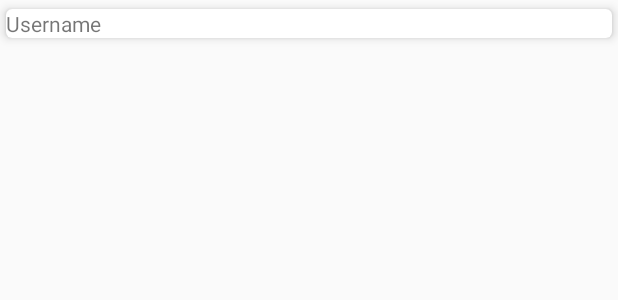
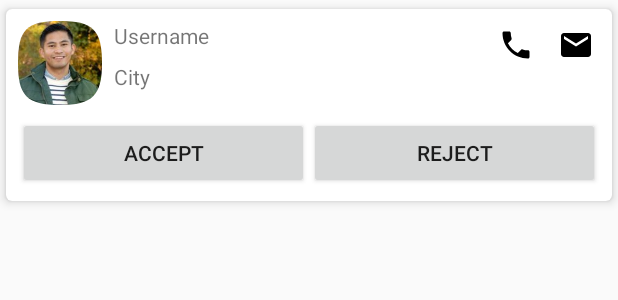
Before and after one commit to DroidLove/MatchesCard, an Android app: the layout item_matches_profile.xml on its own in the app's theme, with its tools: preview values and no code run, on a phone screen of 412 x 824 dp. Shown: the top 300 px of the screen. Run offline under Robolectric (Android 15) with nearby library versions, the phone set to English and light mode, and no system bars; network calls fail.

Commit message:
RecyclerView data setting to views and clicks

```diff
--- a/app/build.gradle
+++ b/app/build.gradle
@@ -12,7 +12,7 @@ android {
         targetSdkVersion 27
         versionCode 1
         versionName "1.0"
-        testInstrumentationRunner "android.support.test.runner.AndroidJUnitRunner"
+        vectorDrawables.useSupportLibrary = true
     }
     buildTypes {
         release {
@@ -36,4 +36,5 @@ dependencies {
     implementation 'io.reactivex.rxjava2:rxjava:2.1.8'
 
     implementation 'com.google.code.gson:gson:2.8.2'
+    implementation 'com.squareup.picasso:picasso:2.71828'
 }
--- a/app/src/main/java/inc/yoman/matchescard/ui/activity/MainActivity.kt
+++ b/app/src/main/java/inc/yoman/matchescard/ui/activity/MainActivity.kt
@@ -55,7 +55,7 @@ class MainActivity : AppCompatActivity() {
                 .observeOn(AndroidSchedulers.mainThread())
                 .subscribe({ result ->
                     progress_bar.visibility = View.GONE
-                        val adapterMatchesProfile = MatchesProfileAdapter(result)
+                        val adapterMatchesProfile = MatchesProfileAdapter(this,result)
                         recyclerView_matches_card.adapter = adapterMatchesProfile
                 }, { e -> AppUtils.logMe("Api Call error", e.toString())
                 })
--- a/app/src/main/java/inc/yoman/matchescard/ui/adapter/MatchesProfileAdapter.kt
+++ b/app/src/main/java/inc/yoman/matchescard/ui/adapter/MatchesProfileAdapter.kt
@@ -1,16 +1,19 @@
 package inc.yoman.matchescard.ui.adapter
 
+import android.app.Activity
 import android.support.v7.widget.RecyclerView
 import android.view.LayoutInflater
 import android.view.View
 import android.view.ViewGroup
 import inc.yoman.matchescard.R
 import inc.yoman.matchescard.model.MatchesProfileModel
+import inc.yoman.matchescard.utils.AppUtils
 import kotlinx.android.synthetic.main.item_matches_profile.view.*
 
-class MatchesProfileAdapter(data: List<MatchesProfileModel>) : RecyclerView.Adapter<MatchesProfileAdapter.MatchesProfileViewHolder>() {
+class MatchesProfileAdapter(activity: Activity, data: List<MatchesProfileModel>) : RecyclerView.Adapter<MatchesProfileAdapter.MatchesProfileViewHolder>() {
 
     private var data: List<MatchesProfileModel> = data
+    private var activity: Activity = activity
 
     override fun onCreateViewHolder(parent: ViewGroup, viewType: Int): MatchesProfileViewHolder {
         return MatchesProfileViewHolder(
@@ -21,7 +24,7 @@ class MatchesProfileAdapter(data: List<MatchesProfileModel>) : RecyclerView.Adap
 
     override fun getItemCount() = data.size
 
-    override fun onBindViewHolder(holder: MatchesProfileViewHolder, position: Int) = holder.bind(data[position])
+    override fun onBindViewHolder(holder: MatchesProfileViewHolder, position: Int) = holder.bind(activity, data[position])
 
 //    fun swapData(data: List<MatchesProfileModel>) {
 //        this.data = data
@@ -29,12 +32,17 @@ class MatchesProfileAdapter(data: List<MatchesProfileModel>) : RecyclerView.Adap
 //    }
 
     class MatchesProfileViewHolder(itemView: View) : RecyclerView.ViewHolder(itemView) {
-        fun bind(item: MatchesProfileModel) = with(itemView) {
-            // TODO: Bind the data with View
-            itemView.textView_username.text = item.dob
+        fun bind(activity: Activity, item: MatchesProfileModel) = with(itemView) {
+
+            itemView.textView_username.text = (item.name.title).capitalize() + " " + (item.name.first).capitalize() + " " + (item.name.last).capitalize()
+            itemView.textView_address.text = (item.location.city).capitalize() + ", " + (item.location.state).capitalize()
+
+           AppUtils.loadImageInImageView(item.picture.large,imageView_profile, item.gender)
 
             setOnClickListener {
-                // TODO: Handle on click
+
+                it.imageView_call.setOnClickListener { AppUtils.callIntent(activity, item.phone) }
+                it.imageView_email.setOnClickListener { AppUtils.sendEmail(activity, item.email) }
             }
         }
     }
--- a/app/src/main/java/inc/yoman/matchescard/utils/AppUtils.kt
+++ b/app/src/main/java/inc/yoman/matchescard/utils/AppUtils.kt
@@ -1,8 +1,17 @@
 package inc.yoman.matchescard.utils
 
+import android.app.Activity
 import android.content.Context
+import android.content.Intent
+import android.net.Uri
+import android.text.TextUtils
 import android.util.Log
+import android.widget.ImageView
 import android.widget.Toast
+import com.squareup.picasso.Picasso
+import inc.yoman.matchescard.R
+
+
 
 class AppUtils {
     companion object {
@@ -13,5 +22,32 @@ class AppUtils {
         fun toastMessage(mContext: Context, message: String) {
             Toast.makeText(mContext, message, Toast.LENGTH_LONG).show()
         }
+
+        fun loadImageInImageView(url : String, imageView : ImageView, gender: String) {
+            url?.let {
+                if(!TextUtils.isEmpty(it)) {
+                    if(TextUtils.equals("female", gender))
+                         Picasso.get().load(url).placeholder(R.drawable.placeholder_female).into(imageView)
+                    else
+                        Picasso.get().load(url).placeholder(R.drawable.placeholder_male).into(imageView)
+                }
+            }
+        }
+
+        fun callIntent(activity: Activity, number: String) {
+            if (!TextUtils.isEmpty(number)) {
+                val intent = Intent(Intent.ACTION_DIAL)
+                intent.data = Uri.parse("tel:$number")
+                activity.startActivity(intent)
+            } else {
+                toastMessage(activity, activity.getString(R.string.invalid_mobile_found))
+            }
+        }
+
+        fun sendEmail(activity: Activity,emailId: String){
+            val emailIntent = Intent(Intent.ACTION_SENDTO, Uri.fromParts(
+                    "mailto", emailId, null))
+            activity.startActivity(Intent.createChooser(emailIntent, "Send email"))
+        }
     }
 }
--- /dev/null
+++ b/app/src/main/java/inc/yoman/matchescard/utils/customview/ShapeImageView.java
@@ -0,0 +1,64 @@
+/*******************************************************************************
+ * Copyright 2016 stfalcon.com
+ * <p>
+ * Licensed under the Apache License, Version 2.0 (the "License");
+ * you may not use this file except in compliance with the License.
+ * You may obtain a copy of the License at
+ * <p>
+ * http://www.apache.org/licenses/LICENSE-2.0
+ * <p>
+ * Unless required by applicable law or agreed to in writing, software
+ * distributed under the License is distributed on an "AS IS" BASIS,
+ * WITHOUT WARRANTIES OR CONDITIONS OF ANY KIND, either express or implied.
+ * See the License for the specific language governing permissions and
+ * limitations under the License.
+ *******************************************************************************/
+
+package inc.yoman.matchescard.utils.customview;
+
+import android.content.Context;
+import android.graphics.Canvas;
+import android.graphics.Path;
+import android.support.v7.widget.AppCompatImageView;
+import android.util.AttributeSet;
+
+/**
+ * ImageView with mask what described with Bézier Curves
+ */
+
+public class ShapeImageView extends AppCompatImageView {
+    private Path path;
+
+    public ShapeImageView(Context context) {
+        super(context);
+    }
+
+    public ShapeImageView(Context context, AttributeSet attrs) {
+        super(context, attrs);
+    }
+
+    @Override
+    protected void onSizeChanged(int w, int h, int oldw, int oldh) {
+        super.onSizeChanged(w, h, oldw, oldh);
+        path = new Path();
+        float halfWidth = (float) w / 2f;
+        float firstParam = (float) w * 0.1f;
+        float secondParam = (float) w * 0.8875f;
+
+        //Bézier Curves
+        path.moveTo(halfWidth, (float) w);
+        path.cubicTo(firstParam, (float) w, 0, secondParam, 0, halfWidth);
+        path.cubicTo(0, firstParam, firstParam, 0, halfWidth, 0);
+        path.cubicTo(secondParam, 0, (float) w, firstParam, (float) w, halfWidth);
+        path.cubicTo((float) w, secondParam, secondParam, (float) w, halfWidth, (float) w);
+        path.close();
+    }
+
+    @Override
+    protected void onDraw(Canvas canvas) {
+        if (canvas != null) {
+            canvas.clipPath(path);
+            super.onDraw(canvas);
+        }
+    }
+}
--- /dev/null
+++ b/app/src/main/res/drawable/ic_call_black_24dp.xml
@@ -0,0 +1,9 @@
+<vector xmlns:android="http://schemas.android.com/apk/res/android"
+        android:width="24dp"
+        android:height="24dp"
+        android:viewportWidth="24.0"
+        android:viewportHeight="24.0">
+    <path
+        android:fillColor="#FF000000"
+        android:pathData="M6.62,10.79c1.44,2.83 3.76,5.14 6.59,6.59l2.2,-2.2c0.27,-0.27 0.67,-0.36 1.02,-0.24 1.12,0.37 2.33,0.57 3.57,0.57 0.55,0 1,0.45 1,1V20c0,0.55 -0.45,1 -1,1 -9.39,0 -17,-7.61 -17,-17 0,-0.55 0.45,-1 1,-1h3.5c0.55,0 1,0.45 1,1 0,1.25 0.2,2.45 0.57,3.57 0.11,0.35 0.03,0.74 -0.25,1.02l-2.2,2.2z"/>
+</vector>
--- /dev/null
+++ b/app/src/main/res/drawable/ic_email_black_24dp.xml
@@ -0,0 +1,5 @@
+<vector android:autoMirrored="true" android:height="24dp"
+    android:viewportHeight="24.0" android:viewportWidth="24.0"
+    android:width="24dp" xmlns:android="http://schemas.android.com/apk/res/android">
+    <path android:fillColor="#FF000000" android:pathData="M20,4L4,4c-1.1,0 -1.99,0.9 -1.99,2L2,18c0,1.1 0.9,2 2,2h16c1.1,0 2,-0.9 2,-2L22,6c0,-1.1 -0.9,-2 -2,-2zM20,8l-8,5 -8,-5L4,6l8,5 8,-5v2z"/>
+</vector>
--- a/app/src/main/res/layout/item_matches_profile.xml
+++ b/app/src/main/res/layout/item_matches_profile.xml
@@ -1,7 +1,9 @@
 <?xml version="1.0" encoding="utf-8"?>
 <android.support.v7.widget.CardView
         xmlns:android="http://schemas.android.com/apk/res/android"
-        style="@style/CardViewStyle_Normal"
+        xmlns:app="http://schemas.android.com/apk/res-auto"
+    xmlns:tools="http://schemas.android.com/tools"
+    style="@style/CardViewStyle_Normal"
         android:layout_width="match_parent"
         android:layout_height="wrap_content"
         android:padding="@dimen/dimen_16"
@@ -11,12 +13,93 @@
         android:layout_width="match_parent"
         android:layout_height="wrap_content">
 
+        <inc.yoman.matchescard.utils.customview.ShapeImageView
+            android:id="@+id/imageView_profile"
+            android:layout_width="@dimen/dialog_avatar_width"
+            android:layout_height="@dimen/dialog_avatar_height"
+            android:layout_marginLeft="8dp"
+            android:layout_marginStart="8dp"
+            android:layout_marginTop="8dp"
+            android:src="@drawable/demo_imag"
+            app:layout_constraintStart_toStartOf="parent"
+            app:layout_constraintTop_toTopOf="parent" />
+
         <TextView
             android:id="@+id/textView_username"
             android:layout_width="wrap_content"
             android:layout_height="wrap_content"
-            android:layout_margin="@dimen/dimen_4"
-            android:text="Username"/>
+            android:layout_marginLeft="8dp"
+            android:layout_marginStart="8dp"
+            android:text="Username"
+            app:layout_constraintStart_toEndOf="@+id/imageView_profile"
+            app:layout_constraintTop_toTopOf="@+id/imageView_profile" />
+
+        <TextView
+            android:id="@+id/textView_address"
+            android:layout_width="wrap_content"
+            android:layout_height="wrap_content"
+            android:layout_marginLeft="8dp"
+            android:layout_marginStart="8dp"
+            android:layout_marginTop="8dp"
+            android:text="City"
+            app:layout_constraintStart_toEndOf="@+id/imageView_profile"
+            app:layout_constraintTop_toBottomOf="@+id/textView_username" />
+
+        <Button
+            android:id="@+id/button"
+            android:layout_width="0dp"
+            android:layout_height="wrap_content"
+            android:layout_marginBottom="8dp"
+            android:layout_marginLeft="8dp"
+            android:layout_marginStart="8dp"
+            android:layout_marginTop="8dp"
+            android:text="Accept"
+            app:layout_constraintBottom_toBottomOf="parent"
+            app:layout_constraintEnd_toStartOf="@+id/button2"
+            app:layout_constraintHorizontal_bias="0.5"
+            app:layout_constraintHorizontal_chainStyle="spread_inside"
+            app:layout_constraintHorizontal_weight="0.5"
+            app:layout_constraintStart_toStartOf="parent"
+            app:layout_constraintTop_toBottomOf="@+id/imageView_profile" />
+
+        <Button
+            android:id="@+id/button2"
+            android:layout_width="0dp"
+            android:layout_height="wrap_content"
+            android:layout_marginBottom="8dp"
+            android:layout_marginEnd="8dp"
+            android:layout_marginRight="8dp"
+            android:text="Reject"
+            app:layout_constraintBottom_toBottomOf="parent"
+            app:layout_constraintEnd_toEndOf="parent"
+            app:layout_constraintHorizontal_bias="0.5"
+            app:layout_constraintHorizontal_chainStyle="spread_inside"
+            app:layout_constraintHorizontal_weight="0.5"
+            app:layout_constraintStart_toEndOf="@+id/button" />
+
+        <ImageView
+            android:id="@+id/imageView_call"
+            android:layout_width="wrap_content"
+            android:layout_height="wrap_content"
+            android:layout_marginEnd="8dp"
+            android:layout_marginRight="8dp"
+            android:padding="@dimen/dimen_4"
+            android:foreground="?android:attr/selectableItemBackground"
+            app:layout_constraintEnd_toStartOf="@+id/imageView_email"
+            app:layout_constraintTop_toTopOf="@+id/textView_username"
+            app:srcCompat="@drawable/ic_call_black_24dp" />
+
+        <ImageView
+            android:id="@+id/imageView_email"
+            android:layout_width="wrap_content"
+            android:layout_height="wrap_content"
+            android:layout_marginEnd="8dp"
+            android:foreground="?android:attr/selectableItemBackground"
+            android:layout_marginRight="8dp"
+            android:padding="@dimen/dimen_4"
+            app:layout_constraintEnd_toEndOf="parent"
+            app:layout_constraintTop_toTopOf="@+id/textView_username"
+            app:srcCompat="@drawable/ic_email_black_24dp" />
 
     </android.support.constraint.ConstraintLayout>
 
--- a/app/src/main/res/values/dimens.xml
+++ b/app/src/main/res/values/dimens.xml
@@ -31,4 +31,6 @@
     <dimen name="card_corner_radius">4dp</dimen>
     <dimen name="card_elevation">4dp</dimen>
 
+    <dimen name="dialog_avatar_width">56dp</dimen>
+    <dimen name="dialog_avatar_height">56dp</dimen>
 </resources>
--- a/app/src/main/res/values/strings.xml
+++ b/app/src/main/res/values/strings.xml
@@ -1,3 +1,5 @@
 <resources>
     <string name="app_name">MatchesCard</string>
+
+    <string name="invalid_mobile_found">Contact number not available</string>
 </resources>
--- a/app/src/main/res/values/styles.xml
+++ b/app/src/main/res/values/styles.xml
@@ -9,7 +9,6 @@
     </style>
 
     <style name="CardViewStyle_Normal" parent="CardView">
-        <item name="android:foreground">?android:attr/selectableItemBackground</item>
         <item name="android:clickable">true</item>
         <item name="android:focusable">true</item>
         <item name="cardCornerRadius">@dimen/card_corner_radius</item>
```
Also changed, not shown: app/src/main/res/drawable/demo_imag.jpg (added), app/src/main/res/drawable/placeholder_female.png (added), app/src/main/res/drawable/placeholder_male.png (added).
